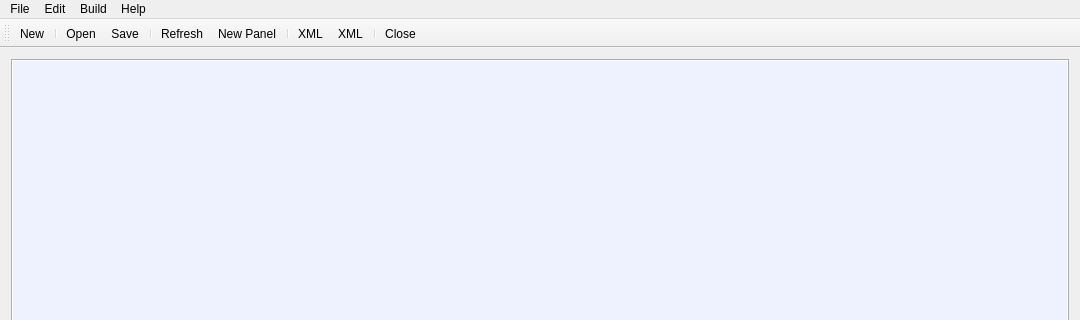
Old version of the form TaskManagerEditor/project/vs-2019/TaskManagerEditor/TaskManagerEditor.ui in the repository JorgeBarcena3/Dynamic-link-library-template; both pictures show x 0 to 1080 and y 0 to 320 of the 1080 by 720 pixel window.
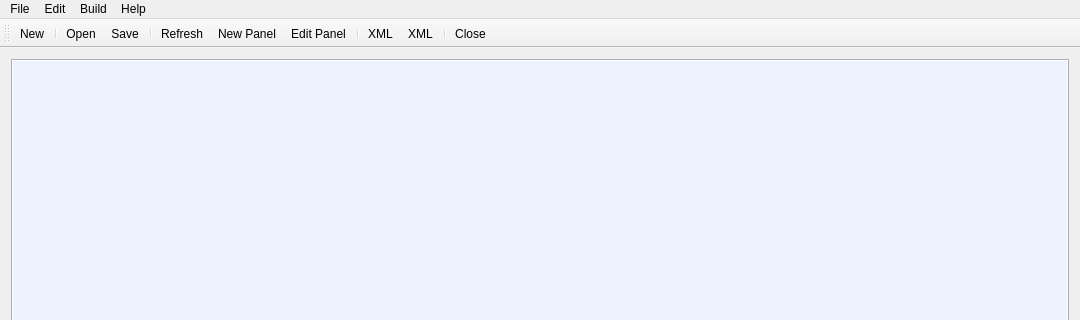
New version of the form. Icons and pictures are not drawn. Custom widgets are drawn as their Qt base class.

Diff of the .ui file:
```diff
--- a/TaskManagerEditor/project/vs-2019/TaskManagerEditor/TaskManagerEditor.ui
+++ b/TaskManagerEditor/project/vs-2019/TaskManagerEditor/TaskManagerEditor.ui
@@ -152,6 +152,7 @@
    <addaction name="separator"/>
    <addaction name="actionRefresh"/>
    <addaction name="actionNew_Panel"/>
+   <addaction name="actionEdit_Panel"/>
    <addaction name="separator"/>
    <addaction name="actionXML_Export"/>
    <addaction name="actionXML_Import"/>
@@ -302,6 +303,15 @@
     <string>Ctrl+P</string>
    </property>
   </action>
+  <action name="actionEdit_Panel">
+   <property name="icon">
+    <iconset resource="TaskManagerEditor.qrc">
+     <normaloff>:/TaskManagerEditor/Modify.png</normaloff>:/TaskManagerEditor/Modify.png</iconset>
+   </property>
+   <property name="text">
+    <string>Edit Panel</string>
+   </property>
+  </action>
  </widget>
  <layoutdefault spacing="6" margin="11"/>
  <customwidgets>
```
